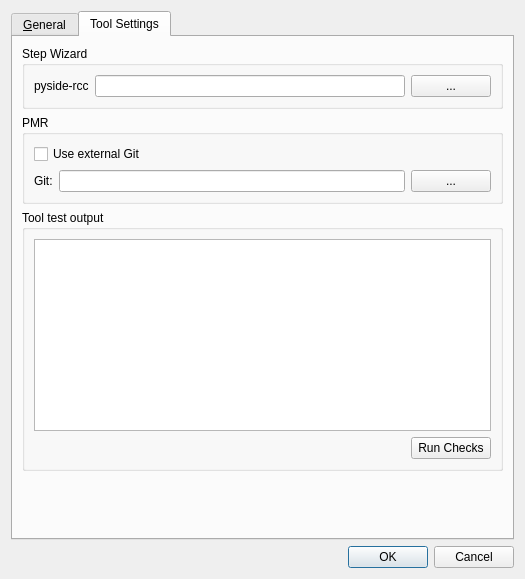
MusculoskeletalAtlasProject/mapclient, file src/mapclient/view/managers/options/qt/optionsdialog.ui: the form before one commit.
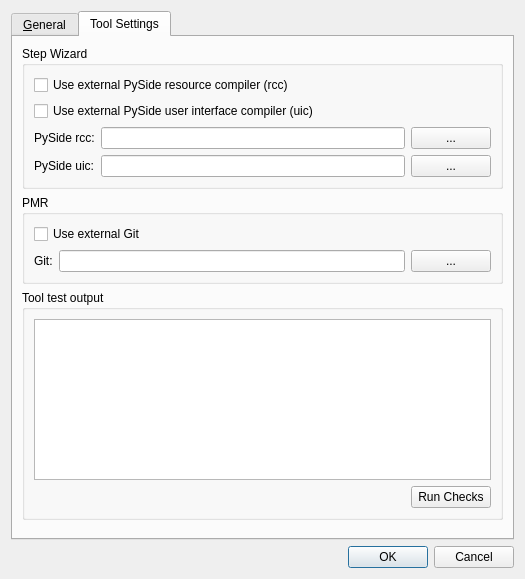
The form after the commit.

What changed in the file:
```diff
--- a/src/mapclient/view/managers/options/qt/optionsdialog.ui
+++ b/src/mapclient/view/managers/options/qt/optionsdialog.ui
@@ -79,22 +79,40 @@
          <property name="title">
           <string>Step Wizard</string>
          </property>
-         <layout class="QGridLayout" name="gridLayout_2">
+         <layout class="QVBoxLayout" name="verticalLayout_3">
+          <item>
+           <widget class="QCheckBox" name="checkBoxUseExternalPySideRCC">
+            <property name="text">
+             <string>Use external PySide resource compiler (rcc)</string>
+            </property>
+           </widget>
+          </item>
+          <item>
+           <widget class="QCheckBox" name="checkBoxUseExternalPySideUIC">
+            <property name="text">
+             <string>Use external PySide user interface compiler (uic)</string>
+            </property>
+           </widget>
+          </item>
+          <item>
+           <layout class="QFormLayout" name="formLayout">
           <item row="0" column="0">
-           <widget class="QLabel" name="label_2">
+             <widget class="QLabel" name="labelPySideRCC">
             <property name="text">
-             <string>pyside-rcc</string>
+               <string>PySide rcc:</string>
             </property>
            </widget>
           </item>
           <item row="0" column="1">
+             <layout class="QHBoxLayout" name="horizontalLayoutPySideRCC">
+              <item>
            <widget class="QLineEdit" name="lineEditPySideRCC">
             <property name="toolTip">
              <string>The PySide Resource Compiler executable.</string>
             </property>
            </widget>
           </item>
-          <item row="0" column="2">
+              <item>
            <widget class="QPushButton" name="pushButtonPySideRCC">
             <property name="text">
              <string>...</string>
@@ -102,10 +120,35 @@
            </widget>
           </item>
          </layout>
-        </widget>
-       </item>
+            </item>
+            <item row="1" column="0">
+             <widget class="QLabel" name="labelPySideUIC">
+              <property name="text">
+               <string>PySide uic:</string>
+              </property>
+             </widget>
+            </item>
+            <item row="1" column="1">
+             <layout class="QHBoxLayout" name="horizontalLayoutPySideUIC">
        <item>
-        <widget class="QGroupBox" name="groupBox_5">
+               <widget class="QLineEdit" name="lineEditPySideUIC"/>
+              </item>
+              <item>
+               <widget class="QPushButton" name="pushButtonPySideUIC">
+                <property name="text">
+                 <string>...</string>
+                </property>
+               </widget>
+              </item>
+             </layout>
+            </item>
+           </layout>
+          </item>
+         </layout>
+        </widget>
+       </item>
+       <item>
+        <widget class="QGroupBox" name="groupBoxPMR">
          <property name="title">
           <string>PMR</string>
          </property>
```
Left out of the diff: 4 changed lines with no effect on the pictures. Lines whose indentation alone changed are shown as unchanged.
